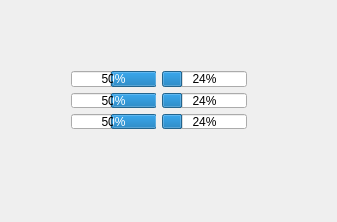
Before: the Qt Designer form sensors/mainwindow.ui in midmva/Sensors, drawn with Qt 5.
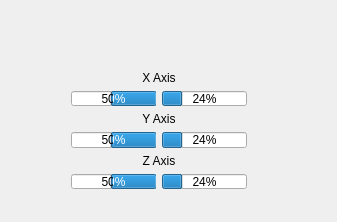
After: the same form once the commit is applied.

Patch:
```diff
--- a/sensors/mainwindow.ui
+++ b/sensors/mainwindow.ui
@@ -20,64 +20,25 @@
       <x>60</x>
       <y>60</y>
       <width>198</width>
-      <height>80</height>
+      <height>140</height>
      </rect>
     </property>
     <layout class="QGridLayout" name="gridLayout">
-     <item row="2" column="1">
-      <widget class="QProgressBar" name="z_r">
-       <property name="value">
-        <number>24</number>
-       </property>
-      </widget>
-     </item>
      <item row="1" column="1">
-      <widget class="QProgressBar" name="y_r">
-       <property name="value">
-        <number>24</number>
-       </property>
-      </widget>
-     </item>
-     <item row="0" column="1">
       <widget class="QProgressBar" name="x_r">
        <property name="value">
         <number>24</number>
        </property>
       </widget>
      </item>
-     <item row="0" column="0">
-      <widget class="QProgressBar" name="x_l">
-       <property name="layoutDirection">
-        <enum>Qt::RightToLeft</enum>
-       </property>
-       <property name="minimum">
-        <number>-100</number>
-       </property>
-       <property name="maximum">
-        <number>-1</number>
-       </property>
+     <item row="3" column="1">
+      <widget class="QProgressBar" name="y_r">
        <property name="value">
-        <number>-50</number>
+        <number>24</number>
        </property>
       </widget>
      </item>
-     <item row="1" column="0">
-      <widget class="QProgressBar" name="y_l">
-       <property name="layoutDirection">
-        <enum>Qt::RightToLeft</enum>
-       </property>
-       <property name="minimum">
-        <number>-100</number>
-       </property>
-       <property name="maximum">
-        <number>-1</number>
-       </property>
-       <property name="value">
-        <number>-50</number>
-       </property>
-      </widget>
-     </item>
-     <item row="2" column="0">
+     <item row="5" column="0">
       <widget class="QProgressBar" name="z_l">
        <property name="layoutDirection">
         <enum>Qt::RightToLeft</enum>
@@ -96,6 +57,75 @@
        </property>
       </widget>
      </item>
+     <item row="5" column="1">
+      <widget class="QProgressBar" name="z_r">
+       <property name="value">
+        <number>24</number>
+       </property>
+      </widget>
+     </item>
+     <item row="1" column="0">
+      <widget class="QProgressBar" name="x_l">
+       <property name="layoutDirection">
+        <enum>Qt::RightToLeft</enum>
+       </property>
+       <property name="minimum">
+        <number>-100</number>
+       </property>
+       <property name="maximum">
+        <number>-1</number>
+       </property>
+       <property name="value">
+        <number>-50</number>
+       </property>
+      </widget>
+     </item>
+     <item row="0" column="0" colspan="2">
+      <widget class="QLabel" name="label">
+       <property name="text">
+        <string>X Axis</string>
+       </property>
+       <property name="alignment">
+        <set>Qt::AlignCenter</set>
+       </property>
+      </widget>
+     </item>
+     <item row="2" column="0" colspan="2">
+      <widget class="QLabel" name="label_2">
+       <property name="text">
+        <string>Y Axis</string>
+       </property>
+       <property name="alignment">
+        <set>Qt::AlignCenter</set>
+       </property>
+      </widget>
+     </item>
+     <item row="3" column="0">
+      <widget class="QProgressBar" name="y_l">
+       <property name="layoutDirection">
+        <enum>Qt::RightToLeft</enum>
+       </property>
+       <property name="minimum">
+        <number>-100</number>
+       </property>
+       <property name="maximum">
+        <number>-1</number>
+       </property>
+       <property name="value">
+        <number>-50</number>
+       </property>
+      </widget>
+     </item>
+     <item row="4" column="0" colspan="2">
+      <widget class="QLabel" name="label_3">
+       <property name="text">
+        <string>Z Axis</string>
+       </property>
+       <property name="alignment">
+        <set>Qt::AlignCenter</set>
+       </property>
+      </widget>
+     </item>
     </layout>
    </widget>
   </widget>
```
